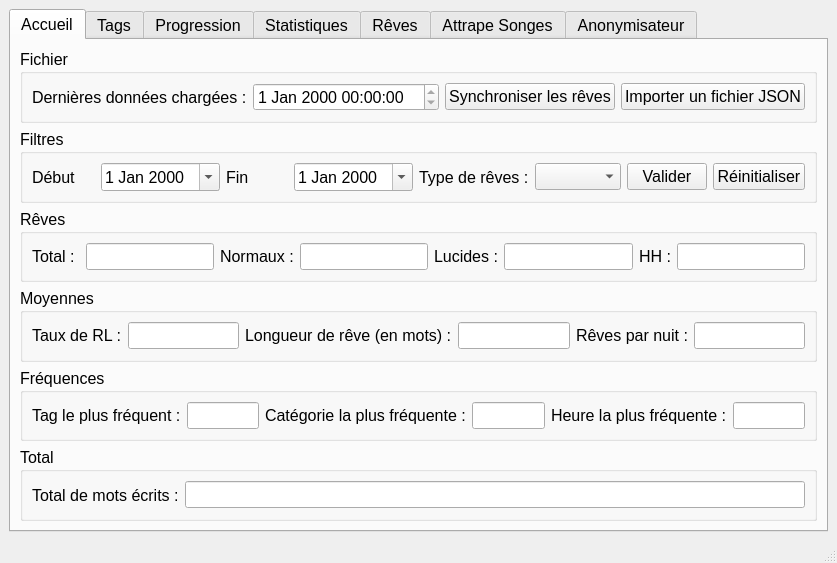
Before: the Qt Designer form src/ui/main_window.ui in estebanthi/DreamsAnalyzer, drawn with Qt 5.
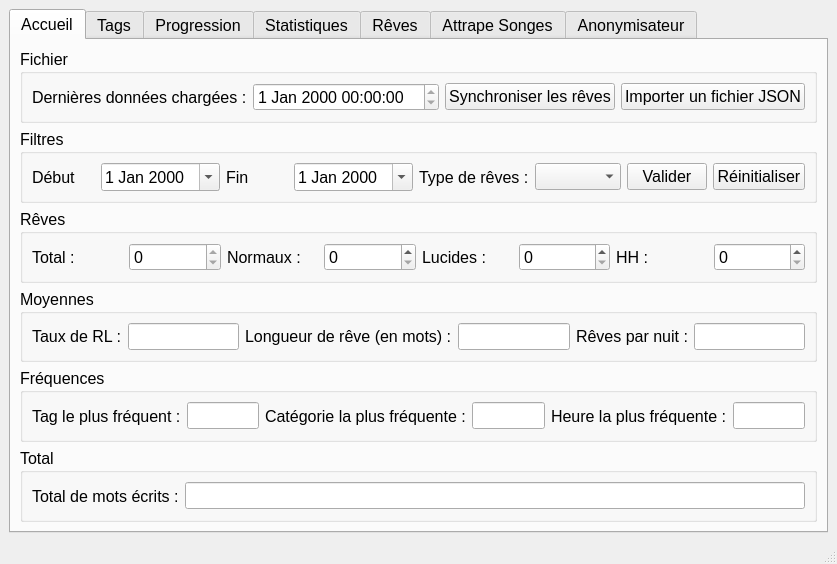
After: the same form once the commit is applied. Custom widgets are drawn as their Qt base class.

Diff of the .ui file:
```diff
--- a/src/ui/main_window.ui
+++ b/src/ui/main_window.ui
@@ -216,12 +216,7 @@
             </widget>
            </item>
            <item>
-            <widget class="QLineEdit" name="totalDreamsCounter">
-             <property name="font">
-              <font>
-               <pointsize>12</pointsize>
-              </font>
-             </property>
+            <widget class="QSpinBox" name="totalDreamsCounter">
              <property name="readOnly">
               <bool>true</bool>
              </property>
@@ -240,16 +235,7 @@
             </widget>
            </item>
            <item>
-            <widget class="QLineEdit" name="normalDreamsCounter">
-             <property name="font">
-              <font>
-               <pointsize>12</pointsize>
-              </font>
-             </property>
-             <property name="readOnly">
-              <bool>true</bool>
-             </property>
-            </widget>
+            <widget class="QSpinBox" name="normalDreamsCounter"/>
            </item>
            <item>
             <widget class="QLabel" name="label_4">
@@ -264,16 +250,7 @@
             </widget>
            </item>
            <item>
-            <widget class="QLineEdit" name="lucidDreamsCounter">
-             <property name="font">
-              <font>
-               <pointsize>12</pointsize>
-              </font>
-             </property>
-             <property name="readOnly">
-              <bool>true</bool>
-             </property>
-            </widget>
+            <widget class="QSpinBox" name="lucidDreamsCounter"/>
            </item>
            <item>
             <widget class="QLabel" name="label_6">
@@ -288,16 +265,7 @@
             </widget>
            </item>
            <item>
-            <widget class="QLineEdit" name="hhCounter">
-             <property name="font">
-              <font>
-               <pointsize>12</pointsize>
-              </font>
-             </property>
-             <property name="readOnly">
-              <bool>true</bool>
-             </property>
-            </widget>
+            <widget class="QSpinBox" name="hhCounter"/>
            </item>
           </layout>
          </widget>
```
